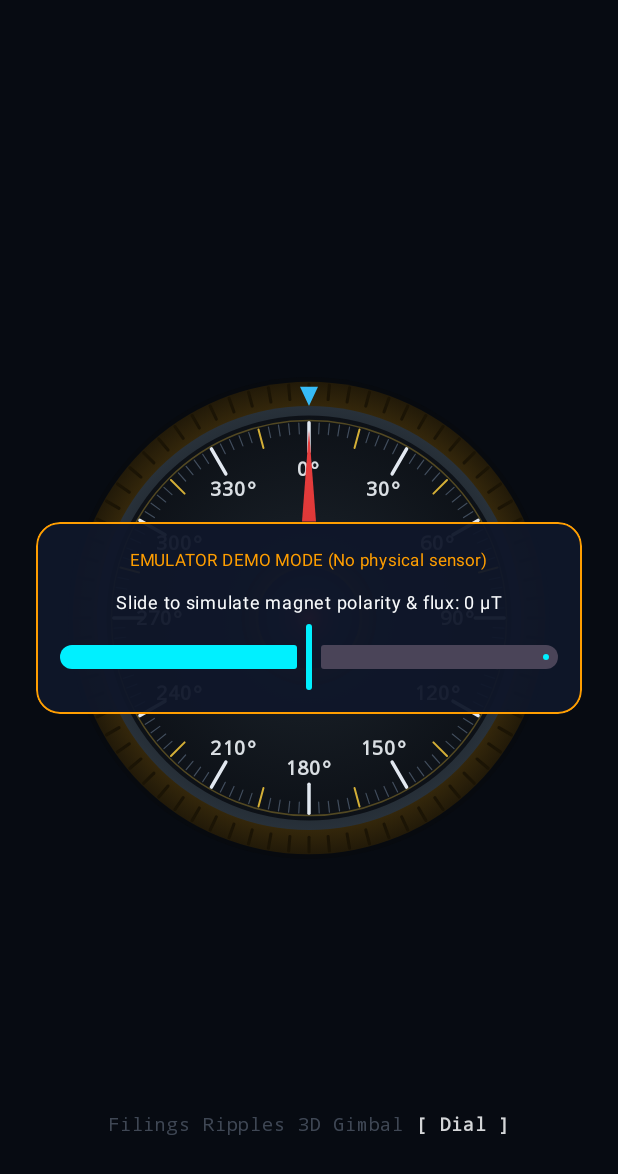
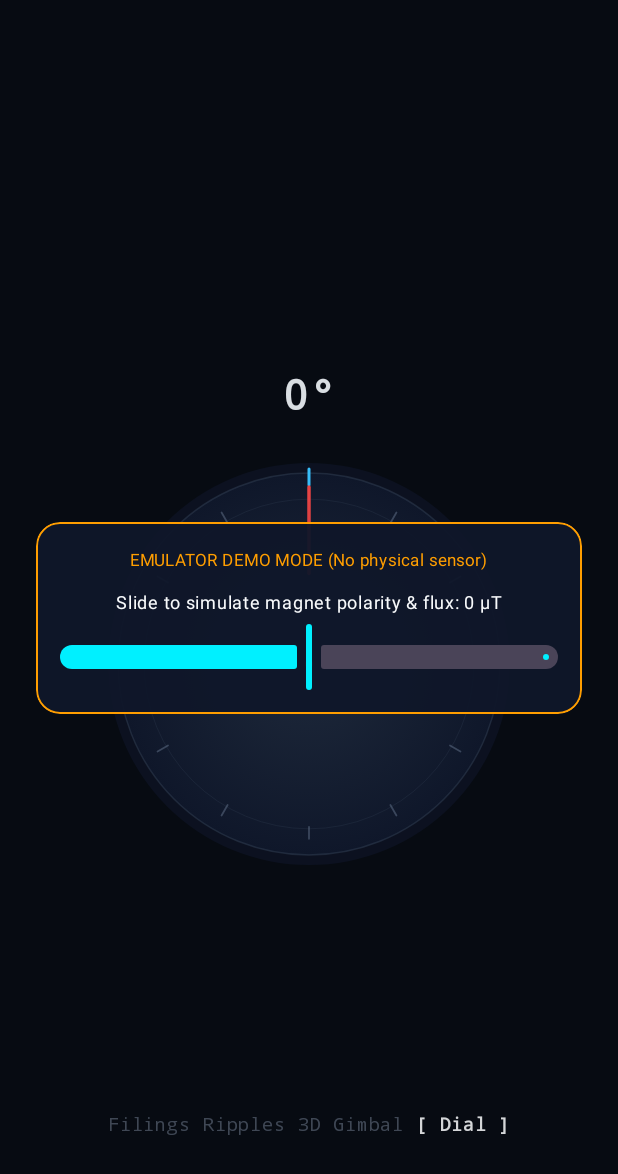
Before and after one commit to PrashantNaikHC/MagnIn, an Android app built with Jetpack Compose: the screen it shows after launch (MainActivity), after a tap on "Dial", on a phone screen of 412 x 824 dp. Shown: the top 1174 px of the screen. Run offline under Robolectric (Android 15) with nearby library versions, the phone set to English and light mode, and no system bars.

Commit message:
refactor: simplify dial design with minimalist aesthetic and external degree readout

```diff
--- a/app/src/main/java/com/magnet/id/ui/playground/components/RetroDialView.kt
+++ b/app/src/main/java/com/magnet/id/ui/playground/components/RetroDialView.kt
@@ -7,45 +7,41 @@ import android.os.VibrationEffect
 import android.os.Vibrator
 import android.os.VibratorManager
 import android.view.SoundEffectConstants
-import androidx.compose.animation.core.Animatable
-import androidx.compose.animation.core.Spring
-import androidx.compose.animation.core.spring
 import androidx.compose.foundation.Canvas
 import androidx.compose.foundation.gestures.detectDragGestures
+import androidx.compose.foundation.layout.Arrangement
 import androidx.compose.foundation.layout.Box
 import androidx.compose.foundation.layout.BoxWithConstraints
+import androidx.compose.foundation.layout.Column
+import androidx.compose.foundation.layout.Spacer
 import androidx.compose.foundation.layout.fillMaxSize
+import androidx.compose.foundation.layout.height
 import androidx.compose.foundation.layout.size
+import androidx.compose.material3.Text
 import androidx.compose.runtime.Composable
-import androidx.compose.runtime.DisposableEffect
 import androidx.compose.runtime.LaunchedEffect
 import androidx.compose.runtime.getValue
 import androidx.compose.runtime.mutableFloatStateOf
-import androidx.compose.runtime.mutableIntStateOf
 import androidx.compose.runtime.mutableLongStateOf
 import androidx.compose.runtime.remember
-import androidx.compose.runtime.rememberCoroutineScope
 import androidx.compose.runtime.setValue
 import androidx.compose.ui.Alignment
 import androidx.compose.ui.Modifier
 import androidx.compose.ui.geometry.Offset
 import androidx.compose.ui.graphics.Brush
 import androidx.compose.ui.graphics.Color
-import androidx.compose.ui.graphics.Path
-import androidx.compose.ui.graphics.PointMode
 import androidx.compose.ui.graphics.StrokeCap
-import androidx.compose.ui.graphics.drawscope.DrawScope
-import androidx.compose.ui.graphics.drawscope.Fill
 import androidx.compose.ui.graphics.drawscope.Stroke
 import androidx.compose.ui.graphics.drawscope.rotate
-import androidx.compose.ui.graphics.nativeCanvas
 import androidx.compose.ui.input.pointer.pointerInput
 import androidx.compose.ui.platform.LocalContext
 import androidx.compose.ui.platform.LocalView
+import androidx.compose.ui.text.font.FontFamily
+import androidx.compose.ui.text.font.FontWeight
 import androidx.compose.ui.unit.dp
+import androidx.compose.ui.unit.sp
 import com.magnet.id.data.model.KinematicConstraint
 import com.magnet.id.data.model.MagneticReading
-import kotlinx.coroutines.launch
 import kotlin.math.PI
 import kotlin.math.abs
 import kotlin.math.atan2
@@ -55,8 +51,10 @@ import kotlin.math.roundToInt
 import kotlin.math.sin
 
 /**
- * High-precision Retro-Themed Rotational Dial Component.
- * Responds to magnetic precession angle and provides mechanical audio & haptic tick feedback on degree transitions.
+ * Minimalist & Elegant Rotary Dial Component.
+ * - Suppresses internal degree text and center concentric circles.
+ * - Displays a clean degree readout label outside the dial.
+ * - Retains mechanical audio & haptic tick feedback every 2 degrees.
  */
 @Composable
 fun RetroDialView(
@@ -66,9 +64,8 @@ fun RetroDialView(
 ) {
     val context = LocalContext.current
     val view = LocalView.current
-    val scope = rememberCoroutineScope()
 
-    // Haptics & Audio Controllers
+    // Audio & Haptics
     val audioManager = remember { context.getSystemService(Context.AUDIO_SERVICE) as? AudioManager }
     val vibrator: Vibrator? = remember {
         if (Build.VERSION.SDK_INT >= Build.VERSION_CODES.S) {
@@ -81,10 +78,9 @@ fun RetroDialView(
     }
 
     var currentAngleDeg by remember { mutableFloatStateOf(0f) }
-    var lastTickAngle by remember { mutableIntStateOf(0) }
     var lastTickTimestamp by remember { mutableLongStateOf(0L) }
 
-    // Sound & Haptic Tick Player (throttled to avoid buffer overrun while preserving tactile fidelity)
+    // Sound & Haptic Tick Player (2-degree interval)
     val triggerTick = remember {
         {
             val now = System.currentTimeMillis()
@@ -114,14 +110,13 @@ fun RetroDialView(
 
     // React to live magnetic rotation
     LaunchedEffect(reading.clockHeadingDeg, reading.magnitude) {
-        // Only track when magnetic signal is distinct from ambient noise (> 2.0 uT in-plane)
         val inPlaneMag = kotlin.math.sqrt(reading.x * reading.x + reading.y * reading.y)
         if (inPlaneMag >= 2.0f) {
             val targetAngle = reading.clockHeadingDeg
             val diff = ((targetAngle - currentAngleDeg + 540f) % 360f) - 180f
             val newAngle = (currentAngleDeg + diff + 360f) % 360f
 
-            // Trigger mechanical tick every 2 degrees of rotation
+            // Trigger tick on every 2-degree detent
             val prevDetent = (currentAngleDeg / 2f).toInt()
             val newDetent = (newAngle / 2f).toInt()
 
@@ -139,14 +134,30 @@ fun RetroDialView(
         modifier = modifier.fillMaxSize(),
         contentAlignment = Alignment.Center
     ) {
-        val dialSizePx = min(constraints.maxWidth, constraints.maxHeight) * 0.78f
+        val dialSizePx = min(constraints.maxWidth, constraints.maxHeight) * 0.65f
         val dialSizeDp = (dialSizePx / context.resources.displayMetrics.density).dp
 
+        Column(
+            horizontalAlignment = Alignment.CenterHorizontally,
+            verticalArrangement = Arrangement.Center
+        ) {
+            // EXTERNAL DEGREE LABEL (Positioned outside the dial face)
+            Text(
+                text = "${currentAngleDeg.roundToInt()}°",
+                color = Color(0xFFF1F5F9).copy(alpha = 0.90f),
+                fontSize = 28.sp,
+                fontFamily = FontFamily.Monospace,
+                fontWeight = FontWeight.SemiBold,
+                letterSpacing = 1.sp
+            )
+
+            Spacer(modifier = Modifier.height(28.dp))
+
+            // MINIMALIST ELEGANT DIAL DISC
             Box(
                 modifier = Modifier
                     .size(dialSizeDp)
                     .pointerInput(Unit) {
-                    // Also supports direct tactile touch rotation
                         var lastTouchAngle = 0f
                         detectDragGestures(
                             onDragStart = { offset ->
@@ -178,113 +189,59 @@ fun RetroDialView(
                     val center = Offset(size.width / 2f, size.height / 2f)
                     val radius = size.width / 2f
 
-                // 1. Outer Heavy Bakelite & Knurled Bezel Shadow
+                    // 1. Subtle Outer Drop Ring
                     drawCircle(
-                    color = Color(0xFF070A0F),
+                        color = Color(0xFF0F172A).copy(alpha = 0.6f),
                         radius = radius,
                         center = center
                     )
 
-                // 2. Brass Bezel Ring
+                    // 2. Pure Minimalist Dial Face: Dark Slate Matte
                     drawCircle(
                         brush = Brush.radialGradient(
                             colors = listOf(
-                            Color(0xFFD4AF37), // Polished Brass
-                            Color(0xFFA67C1E), // Deep Gold
-                            Color(0xFF5B4310), // Antiqued Bronze
-                            Color(0xFF1E1708)
+                                Color(0xFF1E293B), // Slate 800
+                                Color(0xFF0F172A)  // Slate 900
                             ),
                             center = center,
-                        radius = radius
+                            radius = radius * 0.95f
                         ),
-                    radius = radius * 0.98f,
+                        radius = radius * 0.95f,
                         center = center
                     )
 
-                // 3. Knurling teeth around perimeter (36 tactile notches)
-                val notchCount = 72
-                for (i in 0 until notchCount) {
-                    val angleRad = (i * (360f / notchCount)) * (PI.toFloat() / 180f)
-                    val p1 = Offset(
-                        center.x + (radius * 0.91f) * cos(angleRad),
-                        center.y + (radius * 0.91f) * sin(angleRad)
-                    )
-                    val p2 = Offset(
-                        center.x + (radius * 0.97f) * cos(angleRad),
-                        center.y + (radius * 0.97f) * sin(angleRad)
-                    )
-                    drawLine(
-                        color = Color(0xFF1B1405),
-                        start = p1,
-                        end = p2,
-                        strokeWidth = 3f,
-                        cap = StrokeCap.Round
-                    )
-                }
-
-                // 4. Inner Gunmetal Bezel Trench
+                    // 3. Hairline Outer Boundary Track
                     drawCircle(
-                    brush = Brush.radialGradient(
-                        colors = listOf(
-                            Color(0xFF1E242B),
-                            Color(0xFF0F1317),
-                            Color(0xFF28313A)
-                        ),
-                        center = center,
-                        radius = radius * 0.88f
-                    ),
-                    radius = radius * 0.88f,
-                    center = center
-                )
-
-                // 5. Vintage Parchment / Cream Dial Face
-                drawCircle(
-                    brush = Brush.radialGradient(
-                        colors = listOf(
-                            Color(0xFF222933),
-                            Color(0xFF151B22),
-                            Color(0xFF0D1117)
-                        ),
-                        center = center,
-                        radius = radius * 0.84f
-                    ),
-                    radius = radius * 0.84f,
-                    center = center
-                )
-
-                // Inner hairline golden track
-                drawCircle(
-                    color = Color(0xFFD4AF37).copy(alpha = 0.35f),
-                    radius = radius * 0.82f,
+                        color = Color(0xFF334155).copy(alpha = 0.5f),
+                        radius = radius * 0.95f,
                         center = center,
                         style = Stroke(width = 1.5f)
                     )
 
-                // 6. Rotating Face: Dial Graduations (Ticks & Numbers)
+                    // 4. Hairline Inner Track Ring
+                    drawCircle(
+                        color = Color(0xFF334155).copy(alpha = 0.3f),
+                        radius = radius * 0.82f,
+                        center = center,
+                        style = Stroke(width = 1.0f)
+                    )
+
+                    // 5. Fixed Subtle Index Notch at 12 o'clock (External reference)
+                    drawLine(
+                        color = Color(0xFF38BDF8), // Electric Cyan
+                        start = Offset(center.x, center.y - radius * 0.97f),
+                        end = Offset(center.x, center.y - radius * 0.89f),
+                        strokeWidth = 3f,
+                        cap = StrokeCap.Round
+                    )
+
+                    // 6. Rotating Minimalist Face
                     rotate(degrees = currentAngleDeg, pivot = center) {
-                    // Draw 120 radial tick marks
-                    for (deg in 0 until 360 step 3) {
-                        val isMajor = deg % 30 == 0
-                        val isSemi = deg % 15 == 0 && !isMajor
-                        val tickLen = when {
-                            isMajor -> radius * 0.12f
-                            isSemi -> radius * 0.08f
-                            else -> radius * 0.045f
-                        }
-                        val strokeW = when {
-                            isMajor -> 3.5f
-                            isSemi -> 2f
-                            else -> 1.2f
-                        }
-                        val tickColor = when {
-                            isMajor -> Color(0xFFE2E8F0)
-                            isSemi -> Color(0xFFD4AF37)
-                            else -> Color(0xFF64748B).copy(alpha = 0.6f)
-                        }
-
+                        // Subtle perimeter tick dashes (every 30 degrees only)
+                        for (deg in 0 until 360 step 30) {
                             val angleRad = (deg - 90f) * (PI.toFloat() / 180f)
-                        val outerR = radius * 0.81f
-                        val innerR = outerR - tickLen
+                            val outerR = radius * 0.87f
+                            val innerR = radius * 0.81f
 
                             val pStart = Offset(
                                 center.x + innerR * cos(angleRad),
@@ -296,124 +253,39 @@ fun RetroDialView(
                             )
 
                             drawLine(
-                            color = tickColor,
+                                color = Color(0xFF64748B).copy(alpha = 0.5f),
                                 start = pStart,
                                 end = pEnd,
-                            strokeWidth = strokeW,
+                                strokeWidth = 1.8f,
                                 cap = StrokeCap.Round
                             )
                         }
 
-                    // Vintage Numerals at major 30-degree intervals
-                    val paint = android.graphics.Paint().apply {
-                        color = android.graphics.Color.argb(230, 241, 245, 249)
-                        textSize = radius * 0.085f
-                        typeface = android.graphics.Typeface.create(
-                            android.graphics.Typeface.MONOSPACE,
-                            android.graphics.Typeface.BOLD
-                        )
-                        textAlign = android.graphics.Paint.Align.CENTER
-                        isAntiAlias = true
-                    }
-
-                    for (deg in 0 until 360 step 30) {
-                        val angleRad = (deg - 90f) * (PI.toFloat() / 180f)
-                        val numR = radius * 0.62f
-                        val nx = center.x + numR * cos(angleRad)
-                        val ny = center.y + numR * sin(angleRad) + (paint.textSize * 0.35f)
-
-                        drawContext.canvas.nativeCanvas.drawText(
-                            "$deg°",
-                            nx,
-                            ny,
-                            paint
-                        )
-                    }
-
-                    // Retro Indicator Needle / Marker on Dial Top
-                    val needlePath = Path().apply {
-                        val tip = Offset(center.x, center.y - radius * 0.78f)
-                        val leftBase = Offset(center.x - 7f, center.y - radius * 0.40f)
-                        val rightBase = Offset(center.x + 7f, center.y - radius * 0.40f)
-                        moveTo(tip.x, tip.y)
-                        lineTo(rightBase.x, rightBase.y)
-                        lineTo(leftBase.x, leftBase.y)
-                        close()
-                    }
-                    drawPath(
-                        path = needlePath,
+                        // Single Minimalist Indicator Line (Ruby Red pointing to current orientation)
+                        val indicatorOuter = radius * 0.88f
+                        val indicatorInner = radius * 0.45f
+                        drawLine(
                             brush = Brush.verticalGradient(
                                 colors = listOf(
-                                Color(0xFFEF4444), // North Pole Ruby Red
-                                Color(0xFFB91C1C)
+                                    Color(0xFFEF4444), // North Red
+                                    Color(0xFFEF4444).copy(alpha = 0.4f)
                                 )
-                        )
-                    )
-                }
-
-                // 7. Center Spindle Hub & Machined Cap
-                drawCircle(
-                    brush = Brush.radialGradient(
-                        colors = listOf(
-                            Color(0xFFD4AF37),
-                            Color(0xFF785718),
-                            Color(0xFF1E1708)
                             ),
-                        center = center,
-                        radius = radius * 0.28f
-                    ),
-                    radius = radius * 0.28f,
-                    center = center
+                            start = Offset(center.x, center.y - indicatorInner),
+                            end = Offset(center.x, center.y - indicatorOuter),
+                            strokeWidth = 3.5f,
+                            cap = StrokeCap.Round
                         )
 
+                        // Subtle clean center pivot point
                         drawCircle(
-                    brush = Brush.radialGradient(
-                        colors = listOf(
-                            Color(0xFF334155),
-                            Color(0xFF0F172A)
-                        ),
-                        center = center,
-                        radius = radius * 0.21f
-                    ),
-                    radius = radius * 0.21f,
+                            color = Color(0xFFEF4444),
+                            radius = 4f,
                             center = center
-                )
-
-                // Center Specular Glow Jewel
-                drawCircle(
-                    brush = Brush.radialGradient(
-                        colors = listOf(
-                            Color(0xFFEF4444).copy(alpha = 0.9f),
-                            Color(0xFF991B1B).copy(alpha = 0.4f),
-                            Color.Transparent
-                        ),
-                        center = center,
-                        radius = radius * 0.12f
-                    ),
-                    radius = radius * 0.12f,
-                    center = center
-                )
-
-                // Top Fixed Reference Index Marker (Precision Notch at 12 o'clock)
-                val fixedMarkerPath = Path().apply {
-                    val pTop = Offset(center.x, center.y - radius * 0.88f)
-                    val pLeft = Offset(center.x - 9f, center.y - radius * 0.96f)
-                    val pRight = Offset(center.x + 9f, center.y - radius * 0.96f)
-                    moveTo(pTop.x, pTop.y)
-                    lineTo(pRight.x, pRight.y)
-                    lineTo(pLeft.x, pLeft.y)
-                    close()
-                }
-                drawPath(
-                    path = fixedMarkerPath,
-                    brush = Brush.verticalGradient(
-                        colors = listOf(
-                            Color(0xFF38BDF8), // Electric Cyan
-                            Color(0xFF0284C7)
-                        )
-                    )
                         )
                     }
                 }
             }
         }
+    }
+}
```
Lines whose indentation alone changed are shown as unchanged.
